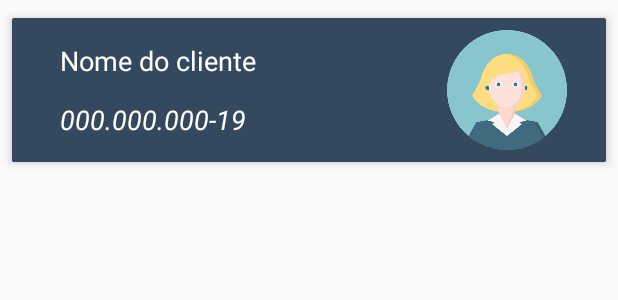
After one commit to MathewsCoelho/Loja2, an Android app: the layout cliente_adapter.xml on its own in the app's theme, with its tools: preview values and no code run, on a phone screen of 412 x 824 dp. The commit adds this screen. Shown: the top 300 px of the screen. Run offline under Robolectric (Android 15) with nearby library versions, the phone set to English and light mode, and no system bars.

Commit message:
Create cliente activity and adapter

```diff
--- a/app/src/main/AndroidManifest.xml
+++ b/app/src/main/AndroidManifest.xml
@@ -10,7 +10,8 @@
         android:supportsRtl="true"
         android:theme="@style/AppTheme">
         <activity android:name=".activity.ProdutosActivity"></activity>
-        <activity android:name=".activity.LoginActivity">
+        <activity android:name=".activity.LoginActivity"></activity>
+        <activity android:name=".activity.ClientesActivity">
             <intent-filter>
                 <action android:name="android.intent.action.MAIN" />
                 <action android:name="android.intent.action.VIEW" />
--- /dev/null
+++ b/app/src/main/res/layout/cliente_adapter.xml
@@ -0,0 +1,83 @@
+<?xml version="1.0" encoding="utf-8"?>
+<android.support.constraint.ConstraintLayout xmlns:android="http://schemas.android.com/apk/res/android"
+    xmlns:app="http://schemas.android.com/apk/res-auto"
+    xmlns:tools="http://schemas.android.com/tools"
+    android:layout_width="match_parent"
+    android:layout_height="match_parent"
+    tools:layout_editor_absoluteY="81dp">
+
+    <android.support.v7.widget.CardView
+        android:id="@+id/cardView"
+        android:layout_width="0dp"
+        android:layout_height="wrap_content"
+        android:layout_marginStart="8dp"
+        android:layout_marginLeft="12dp"
+        android:layout_marginTop="12dp"
+        android:layout_marginEnd="8dp"
+        android:layout_marginRight="12dp"
+        app:cardBackgroundColor="#34495e"
+        app:cardCornerRadius="1dp"
+        app:cardElevation="4dp"
+        app:layout_constraintEnd_toEndOf="parent"
+        app:layout_constraintStart_toStartOf="parent"
+        app:layout_constraintTop_toTopOf="parent">
+
+        <android.support.constraint.ConstraintLayout
+            android:layout_width="match_parent"
+            android:layout_height="wrap_content">
+
+            <ImageView
+                android:id="@+id/imvFotoClienteAdapter"
+                android:layout_width="80dp"
+                android:layout_height="80dp"
+                android:layout_marginStart="296dp"
+                android:layout_marginLeft="296dp"
+                android:layout_marginTop="8dp"
+                android:layout_marginEnd="32dp"
+                android:layout_marginRight="32dp"
+                android:layout_marginBottom="8dp"
+                android:contentDescription="@string/foto_do_cliente"
+                app:layout_constraintBottom_toBottomOf="parent"
+                app:layout_constraintEnd_toEndOf="parent"
+                app:layout_constraintStart_toStartOf="parent"
+                app:layout_constraintTop_toTopOf="parent"
+                app:layout_constraintVertical_bias="0.0"
+                app:srcCompat="@drawable/img_cliente" />
+
+            <TextView
+                android:id="@+id/tvNomeClienteAdapter"
+                android:layout_width="224dp"
+                android:layout_height="25dp"
+                android:layout_gravity="start"
+                android:layout_marginStart="32dp"
+                android:layout_marginLeft="32dp"
+                android:layout_marginTop="16dp"
+                android:gravity="start"
+                android:hint="@string/hint_nome_cliente"
+                android:textColor="#fff"
+                android:textColorHint="#fff"
+                android:textFontWeight="600"
+                android:textSize="18sp"
+                android:textStyle="bold"
+                app:layout_constraintStart_toStartOf="parent"
+                app:layout_constraintTop_toTopOf="parent" />
+
+            <TextView
+                android:id="@+id/tvCpfAdapter"
+                android:layout_width="wrap_content"
+                android:layout_height="wrap_content"
+                android:layout_marginStart="32dp"
+                android:layout_marginLeft="32dp"
+                android:layout_marginBottom="16dp"
+                android:hint="@string/hint_cpf_cliente"
+                android:textColor="#fff"
+                android:textColorHighlight="#00441919"
+                android:textColorHint="#fff"
+                android:textSize="18sp"
+                android:textStyle="italic"
+                app:layout_constraintBottom_toBottomOf="parent"
+                app:layout_constraintStart_toStartOf="parent" />
+        </android.support.constraint.ConstraintLayout>
+
+    </android.support.v7.widget.CardView>
+</android.support.constraint.ConstraintLayout>
--- a/app/src/main/res/layout/item_produto_adapter.xml
+++ b/app/src/main/res/layout/item_produto_adapter.xml
@@ -50,10 +50,11 @@
                 android:layout_marginEnd="16dp"
                 android:layout_marginRight="16dp"
                 android:hint="@string/hint_nome_produto"
+                android:textColorHint="#000000"
+                android:textFontWeight="700"
                 android:textSize="18sp"
                 app:layout_constraintEnd_toEndOf="parent"
                 app:layout_constraintHorizontal_bias="0.034"
-                app:layout_constraintStart_toEndOf="@+id/pb_foto_produtos_adapter"
                 app:layout_constraintTop_toTopOf="@+id/imvFotoProdutoAdapter" />
 
             <ImageView
@@ -77,6 +78,9 @@
                 android:layout_height="wrap_content"
                 android:layout_marginBottom="8dp"
                 android:hint="@string/hint_valor_produto"
+                android:textColor="#00B31414"
+                android:textColorHighlight="#00441919"
+                android:textColorHint="#016F2C"
                 android:textSize="18sp"
                 app:layout_constraintBottom_toBottomOf="parent"
                 app:layout_constraintEnd_toStartOf="@+id/tvEstoqueProdutoAdapater"
--- a/app/src/main/res/values/strings.xml
+++ b/app/src/main/res/values/strings.xml
@@ -19,4 +19,7 @@
     <string name="hint_nome_produto">Nome do produto</string>
     <string name="contentDescription_nome_produto">foto do produto</string>
     <string name="hint_valor_produto">R$ 00,00</string>
+    <string name="foto_do_cliente">Foto do cliente</string>
+    <string name="hint_nome_cliente"> Nome do cliente </string>
+    <string name="hint_cpf_cliente"> 000.000.000-19 </string>
 </resources>
```
Also changed, not shown: app/src/main/java/br/edu/ifsul/loja2/activity/ClientesActivity.java (added, +59 -0 lines), app/src/main/java/br/edu/ifsul/loja2/adapter/ClientesAdapter.java (added, +59 -0 lines), app/src/main/res/layout/activity_clientes.xml (added, +28 -0 lines), app/src/main/res/layout/activity_login.xml (+10 -6 lines), app/src/main/res/drawable/img_cliente.png (renamed from app/src/main/res/drawable/img_cliente_icon_524x524.png).
